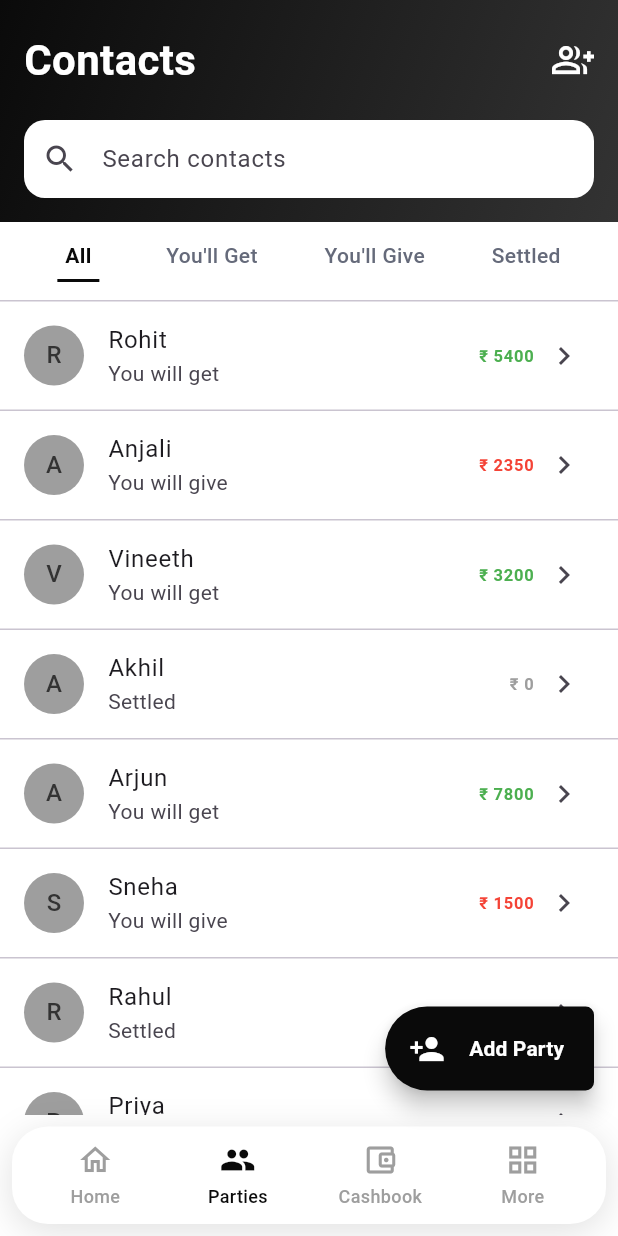
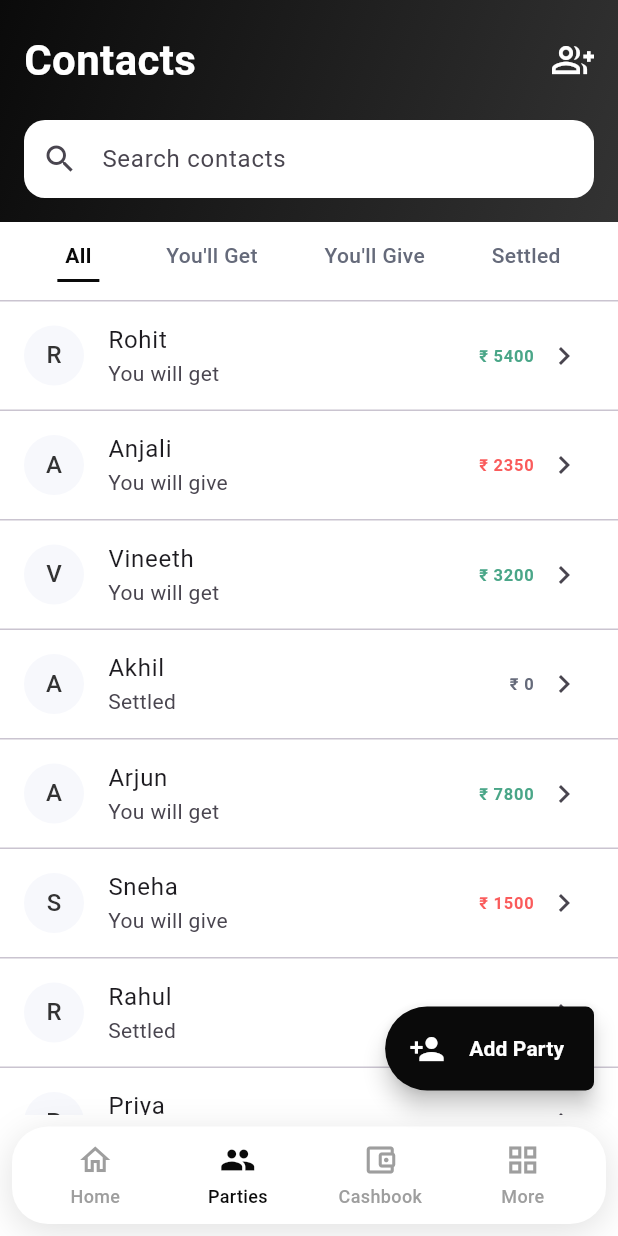
Before and after one commit to M-Ajlan-v/ledjify, a Flutter app: the screen it shows after launch, item 2 of the bottom bar chosen, on a phone screen of 412 x 824 dp. Run offline on Flutter 3.47's test engine with Material 3 defaults, Android fonts, the phone set to English and light mode, and no system bars; our stand-ins replace google_fonts.

Commit message:
second  commit

```diff
--- a/lib/data/party_data.dart
+++ b/lib/data/contact_data.dart
@@ -1,86 +1,100 @@
-import '../models/party_model.dart';
+import '../models/contact_model.dart';
 
-class PartyData {
-  static const List<PartyModel> parties = [
-    PartyModel(
+class ContactData {
+  static const List<ContactModel> parties = [
+    ContactModel(
+      id: 1,
       name: 'Rohit',
       amount: 5400,
       type: PartyType.get,
       imageUrl: '',
     ),
-    PartyModel(
+    ContactModel(
+      id: 2,
       name: 'Anjali',
       amount: 2350,
       type: PartyType.give,
       imageUrl: '',
     ),
-    PartyModel(
+    ContactModel(
+      id: 3,
       name: 'Vineeth',
       amount: 3200,
       type: PartyType.get,
       imageUrl: '',
     ),
-    PartyModel(
+    ContactModel(
+      id: 4,
       name: 'Akhil',
       amount: 0,
       type: PartyType.settled,
       imageUrl: '',
     ),
-    PartyModel(
+    ContactModel(
+      id: 5,
       name: 'Arjun',
       amount: 7800,
       type: PartyType.get,
       imageUrl: '',
     ),
-    PartyModel(
+    ContactModel(
+      id: 6,
       name: 'Sneha',
       amount: 1500,
       type: PartyType.give,
       imageUrl: '',
     ),
-    PartyModel(
+    ContactModel(
+      id: 7,
       name: 'Rahul',
       amount: 0,
       type: PartyType.settled,
       imageUrl: '',
     ),
-    PartyModel(
+    ContactModel(
+      id: 8,
       name: 'Priya',
       amount: 4250,
       type: PartyType.get,
       imageUrl: '',
     ),
-    PartyModel(
+    ContactModel(
+      id: 9,
       name: 'Kiran',
       amount: 3100,
       type: PartyType.give,
       imageUrl: '',
     ),
-    PartyModel(
+    ContactModel(
+      id: 10,
       name: 'Deepak',
       amount: 6700,
       type: PartyType.get,
       imageUrl: '',
     ),
-    PartyModel(
+    ContactModel(
+      id: 11,
       name: 'Neha',
       amount: 0,
       type: PartyType.settled,
       imageUrl: '',
     ),
-    PartyModel(
+    ContactModel(
+      id: 12,
       name: 'Suresh',
       amount: 2800,
       type: PartyType.give,
       imageUrl: '',
     ),
-    PartyModel(
+    ContactModel(
+      id: 13,
       name: 'Meera',
       amount: 5100,
       type: PartyType.get,
       imageUrl: '',
     ),
-    PartyModel(
+    ContactModel(
+      id: 14,
       name: 'Raj',
       amount: 0,
       type: PartyType.settled,
--- a/lib/models/party_model.dart
+++ b/lib/models/contact_model.dart
@@ -1,10 +1,12 @@
-class PartyModel {
+class ContactModel {
+  final int id;
   final String name;
   final double amount;
   final PartyType type;
   final String imageUrl;
 
-  const PartyModel({
+  const ContactModel({
+    required this.id,
     required this.name,
     required this.amount,
     required this.type,
--- a/lib/screens/cashbook/cashbook_screen.dart
+++ b/lib/screens/cashbook/cashbook_screen.dart
@@ -5,10 +5,8 @@ class CashbookScreen extends StatelessWidget {
 
   @override
   Widget build(BuildContext context) {
-    return const SafeArea(
-      child: Center(
-        child: Text('Cashbook Screen'),
-      ),
+    return const SafeArea(child: Center(
+        child: Text('Cashbook Screen'))
     );
   }
 }
--- a/lib/screens/contacts/contact_screen.dart
+++ b/lib/screens/contacts/contact_screen.dart
@@ -1,9 +1,9 @@
 import 'package:flutter/material.dart';
-import 'package:ledjify/models/party_model.dart';
+import 'package:ledjify/models/contact_model.dart';
 import 'widgets/contact_filter_tabs.dart';
 import 'widgets/contact_header.dart';
 import 'widgets/contact_tile.dart';
-import 'package:ledjify/data/party_data.dart';
+import 'package:ledjify/data/contact_data.dart';
 
 class ContactScreen extends StatefulWidget {
   const ContactScreen({super.key});
@@ -16,29 +16,22 @@ class _ContactScreenState extends State<ContactScreen> {
   int selectedIndex = 0;
   String searchQuery = '';
 
-  final List<PartyModel> parties = PartyData.parties;
+  final List<ContactModel> parties = ContactData.parties;
 
-
-  List<PartyModel> get filteredParties {
-    List<PartyModel> result;
+  List<ContactModel> get filteredParties {
+    List<ContactModel> result;
 
     switch (selectedIndex) {
       case 1:
-        result = parties
-            .where((p) => p.type == PartyType.get)
-            .toList();
+        result = parties.where((p) => p.type == PartyType.get).toList();
         break;
 
       case 2:
-        result = parties
-            .where((p) => p.type == PartyType.give)
-            .toList();
+        result = parties.where((p) => p.type == PartyType.give).toList();
         break;
 
       case 3:
-        result = parties
-            .where((p) => p.type == PartyType.settled)
-            .toList();
+        result = parties.where((p) => p.type == PartyType.settled).toList();
         break;
 
       default:
@@ -47,9 +40,7 @@ class _ContactScreenState extends State<ContactScreen> {
 
     if (searchQuery.isNotEmpty) {
       result = result.where((party) {
-        return party.name
-            .toLowerCase()
-            .contains(searchQuery.toLowerCase());
+        return party.name.toLowerCase().contains(searchQuery.toLowerCase());
       }).toList();
     }
 
@@ -82,6 +73,7 @@ class _ContactScreenState extends State<ContactScreen> {
             separatorBuilder: (_, __) => const Divider(height: 1),
             itemBuilder: (context, index) {
               return ContactTile(
+                key: ValueKey(filteredParties[index].id),
                 party: filteredParties[index],
               );
             },
--- a/lib/screens/contacts/widgets/contact_filter_tabs.dart
+++ b/lib/screens/contacts/widgets/contact_filter_tabs.dart
@@ -13,12 +13,7 @@ class ContactFilterTabs extends StatelessWidget {
 
   @override
   Widget build(BuildContext context) {
-    final tabs = [
-      'All',
-      "You'll Get",
-      "You'll Give",
-      'Settled',
-    ];
+    final tabs = ['All', "You'll Get", "You'll Give", 'Settled'];
 
     return Container(
       height: 52,
@@ -27,7 +22,7 @@ class ContactFilterTabs extends StatelessWidget {
         mainAxisAlignment: MainAxisAlignment.spaceAround,
         children: List.generate(
           tabs.length,
-              (index) => GestureDetector(
+          (index) => GestureDetector(
             onTap: () => onSelected(index),
             child: _TabItem(
               title: tabs[index],
@@ -44,21 +39,17 @@ class _TabItem extends StatelessWidget {
   final String title;
   final bool selected;
 
-  const _TabItem({
-    required this.title,
-    required this.selected,
-  });
+  const _TabItem({required this.title, required this.selected});
 
   @override
   Widget build(BuildContext context) {
-
     return Column(
       mainAxisAlignment: MainAxisAlignment.center,
       children: [
         Text(
           title,
           style: TextStyle(
-            color: selected ? AppColors.primary  : AppColors.grey,
+            color: selected ? AppColors.primary : AppColors.grey,
             fontWeight: selected ? FontWeight.w600 : FontWeight.w500,
           ),
         ),
--- a/lib/screens/contacts/widgets/contact_header.dart
+++ b/lib/screens/contacts/widgets/contact_header.dart
@@ -1,14 +1,17 @@
 import 'package:flutter/material.dart';
-
 import '../../../constants/app_colors.dart';
 
-class ContactHeader extends StatelessWidget {
+class ContactHeader extends StatefulWidget {
   final ValueChanged<String> onSearchChanged;
 
-  const ContactHeader({
-    super.key,
-    required this.onSearchChanged,
-  });
+  const ContactHeader({super.key, required this.onSearchChanged});
+
+  @override
+  State<ContactHeader> createState() => _ContactHeaderState();
+}
+
+class _ContactHeaderState extends State<ContactHeader> {
+  final TextEditingController _controller = TextEditingController();
 
   @override
   Widget build(BuildContext context) {
@@ -17,10 +20,7 @@ class ContactHeader extends StatelessWidget {
         gradient: LinearGradient(
           begin: Alignment.topLeft,
           end: Alignment.bottomRight,
-          colors: [
-            AppColors.primary,
-            AppColors.secondary,
-          ],
+          colors: [AppColors.primary, AppColors.secondary],
         ),
       ),
       child: SafeArea(
@@ -41,11 +41,7 @@ class ContactHeader extends StatelessWidget {
                       fontWeight: FontWeight.w700,
                     ),
                   ),
-                  Icon(
-                    Icons.group_add_outlined,
-                    color: Colors.white,
-                    size: 28,
-                  ),
+                  Icon(Icons.group_add_outlined, color: Colors.white, size: 28),
                 ],
               ),
               const SizedBox(height: 20),
@@ -56,14 +52,26 @@ class ContactHeader extends StatelessWidget {
                   borderRadius: BorderRadius.circular(14),
                 ),
                 child: TextField(
-                  onChanged: onSearchChanged,
-                  decoration: const InputDecoration(
+                  controller: _controller,
+                  onChanged: (value) {
+                    setState(() {});
+                    widget.onSearchChanged(value);
+                  },
+                  decoration: InputDecoration(
                     hintText: 'Search contacts',
-                    prefixIcon: Icon(Icons.search),
+                    prefixIcon: const Icon(Icons.search),
+                    suffixIcon: _controller.text.isNotEmpty
+                        ? IconButton(
+                            onPressed: () {
+                              _controller.clear();
+                              widget.onSearchChanged('');
+                              setState(() {});
+                            },
+                            icon: const Icon(Icons.close),
+                          )
+                        : null,
                     border: InputBorder.none,
-                    contentPadding: EdgeInsets.symmetric(
-                      vertical: 14,
-                    ),
+                    contentPadding: const EdgeInsets.symmetric(vertical: 14),
                   ),
                 ),
               ),
--- a/lib/screens/contacts/widgets/contact_tile.dart
+++ b/lib/screens/contacts/widgets/contact_tile.dart
@@ -1,14 +1,12 @@
 import 'package:flutter/material.dart';
 import 'package:ledjify/constants/app_colors.dart';
-import 'package:ledjify/models/party_model.dart';
+import 'package:ledjify/models/contact_model.dart';
+import 'package:ledjify/screens/contacts/contact_detail_screen.dart';
 
 class ContactTile extends StatelessWidget {
-  final PartyModel party;
+  final ContactModel party;
 
-  const ContactTile({
-    super.key,
-    required this.party,
-  });
+  const ContactTile({super.key, required this.party});
 
   @override
   Widget build(BuildContext context) {
@@ -16,23 +14,30 @@ class ContactTile extends StatelessWidget {
 
     switch (party.type) {
       case PartyType.get:
-        amountColor = Colors.green;
+        amountColor = AppColors.get;
         break;
       case PartyType.give:
-        amountColor = Colors.red;
+        amountColor = AppColors.give;
         break;
       case PartyType.settled:
-        amountColor = Colors.grey;
+        amountColor = AppColors.grey;
         break;
     }
 
     return ListTile(
+      onTap: () {
+        Navigator.push(
+          context,
+          MaterialPageRoute(
+            builder: (_) => ContactDetailScreen(contact: party),
+          ),
+        );
+      },
       leading: CircleAvatar(
-        backgroundColor: Colors.grey,
+        backgroundColor: AppColors.background,
         child: Text(
-          party.name[0],style: TextStyle(
-          color: AppColors.secondary
-        ),
+          party.name[0],
+          style: const TextStyle(color: AppColors.secondary),
         ),
       ),
       title: Text(party.name),
@@ -42,10 +47,7 @@ class ContactTile extends StatelessWidget {
         children: [
           Text(
             '₹ ${party.amount.toStringAsFixed(0)}',
-            style: TextStyle(
-              color: amountColor,
-              fontWeight: FontWeight.bold,
-            ),
+            style: TextStyle(color: amountColor, fontWeight: FontWeight.bold),
           ),
           const SizedBox(width: 8),
           const Icon(Icons.chevron_right),
--- a/lib/screens/splash_screen.dart
+++ b/lib/screens/splash_screen.dart
@@ -25,10 +25,7 @@ class SplashScreen extends StatelessWidget {
     return Scaffold(
       backgroundColor: AppColors.primary,
       body: Center(
-        child: Image.asset(
-          'assets/images/ledjify-logo.png',
-          width: 200,
-        ),
+        child: Image.asset('assets/images/ledjify-logo.png', width: 200),
       ),
     );
   }
```
Also changed, not shown: lib/screens/contacts/contact_detail_screen.dart (added, +152 -0 lines), lib/screens/home/widgets/summary_card.dart (+9 -21 lines), lib/screens/main_screen.dart (+5 -17 lines), lib/screens/more/widgets/profile_card.dart (+4 -15 lines), lib/screens/widgets/app_button.dart (added, +40 -0 lines), lib/main.dart (line endings or trailing spaces), lib/screens/home/home_screen.dart (line endings or trailing spaces), lib/screens/more/more_screen.dart (line endings or trailing spaces).
